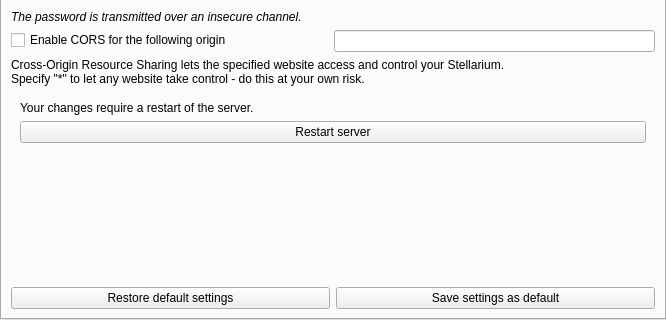
First picture: the form in plugins/RemoteControl/src/gui/remoteControlDialog.ui, repository 519984307/stellarium_src, before the edit; both pictures show x 0 to 666 and y 205 to 525 of the 666 by 525 pixel window.
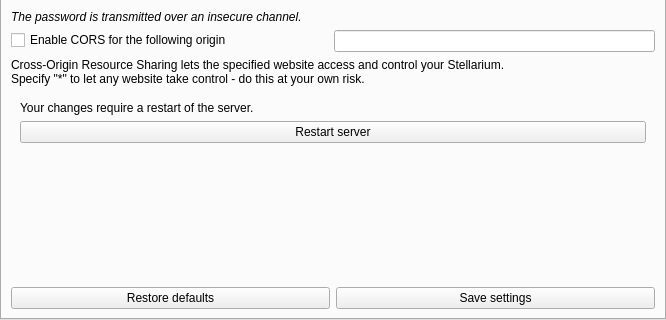
Second picture: the form after the edit. Custom widgets are drawn as their Qt base class.

Patch:
```diff
--- a/plugins/RemoteControl/src/gui/remoteControlDialog.ui
+++ b/plugins/RemoteControl/src/gui/remoteControlDialog.ui
@@ -179,7 +179,7 @@
             </sizepolicy>
            </property>
            <property name="text">
-            <string>Restore default settings</string>
+            <string>Restore defaults</string>
            </property>
           </widget>
          </item>
@@ -192,7 +192,7 @@
             </sizepolicy>
            </property>
            <property name="text">
-            <string>Save settings as default</string>
+            <string>Save settings</string>
            </property>
           </widget>
          </item>
```
